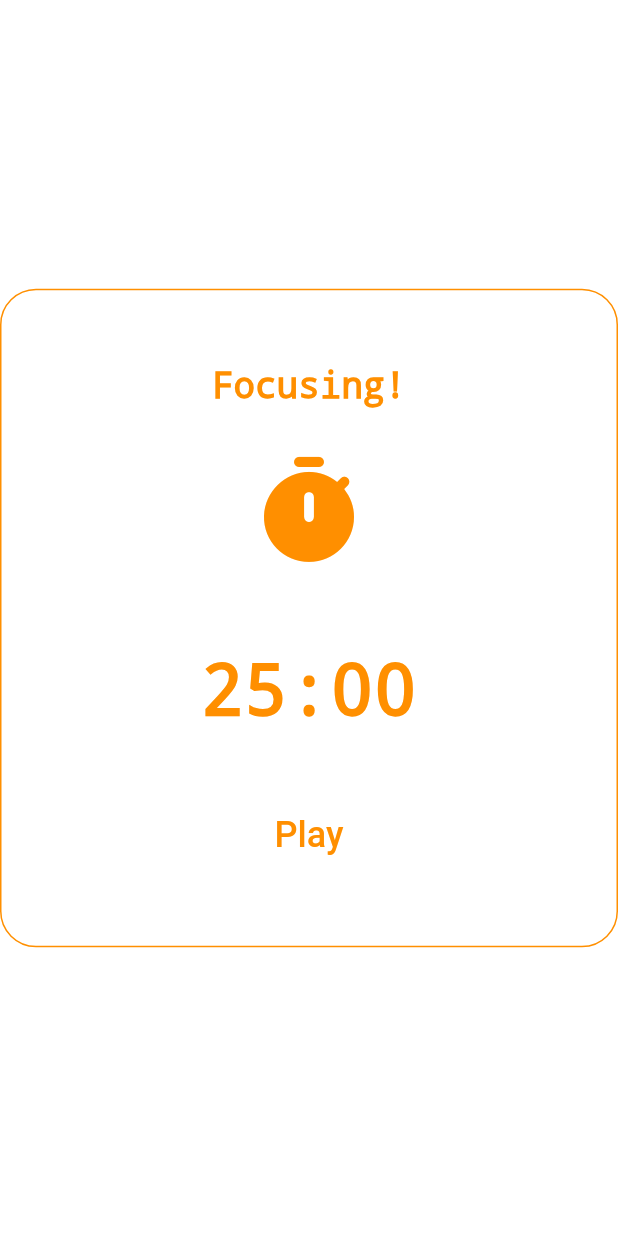
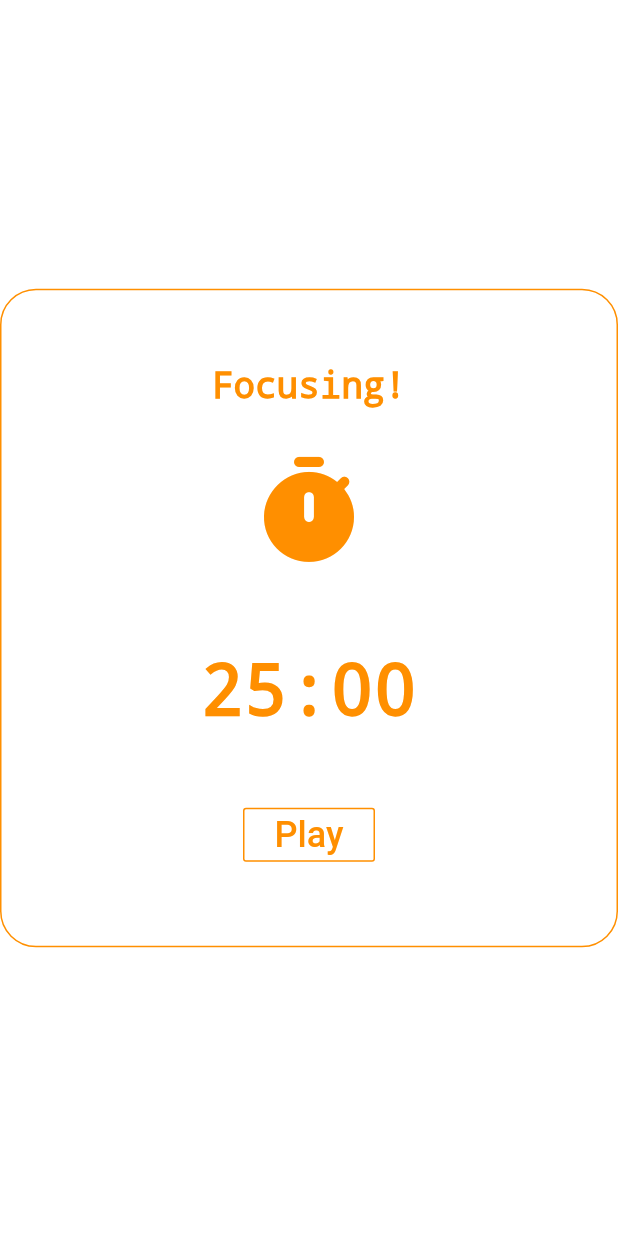
Before and after one commit to idylicaro/Pomodoro-App, a Flutter app: the screen it shows after launch, on a phone screen of 412 x 824 dp. Run offline on Flutter 3.47's test engine with Material 2 defaults, Android fonts, the phone set to English and light mode, and no system bars; our stand-ins replace flutter_local_notifications.

Commit message:
refactor: change button style border

```diff
--- a/pomodoro/lib/timer_widget/timer_widget.dart
+++ b/pomodoro/lib/timer_widget/timer_widget.dart
@@ -177,6 +177,9 @@ class _TimerWidgetState extends State<TimerWidget>{
             Text(_timerString,style:TextStyle(color: Colors.amber[800], decoration: TextDecoration.none)),
             Container(height: 45),
             OutlineButton(
+              //shape: StadiumBorder(),
+              borderSide: BorderSide(color: Colors.amber[800]),
+              disabledBorderColor: Colors.amber[800],
               color: Colors.amber[800],
               highlightColor:Colors.amber[800].withOpacity(0.3),
               highlightedBorderColor:Colors.amber[800],
```
